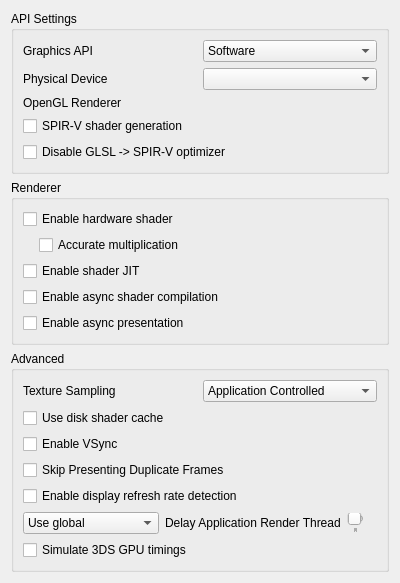
The window that src/citra_qt/configuration/configure_graphics.ui (azahar-emu/azahar) describes before a commit, drawn with Qt 5.
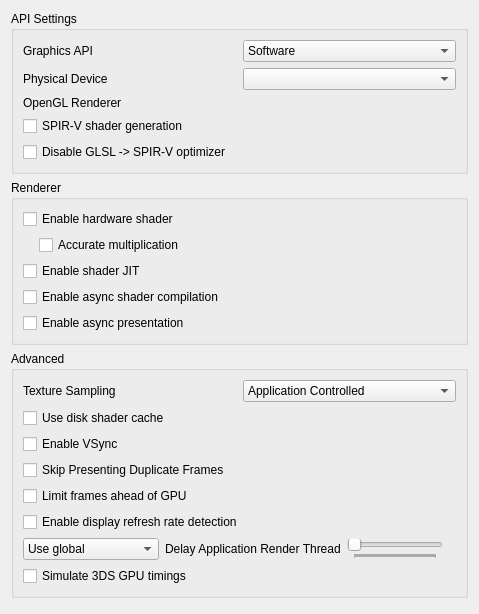
The same window after the commit.

Commit message:
Add setting for limiting frames ahead of GPU + Disable by default (#2793)
* add setting for limiting frames ahead of GPU with INI support

* removing logging

* clang-format

* change default to true

* add setting to android side with UI

* ui for desktop

* license headers

* Adjusted setting title and description

Additionally fixes the Qt frontend having an incorrect description for this setting

* Disable setting by default due to performance regressions

---------

```diff
--- a/src/citra_qt/configuration/configure_graphics.ui
+++ b/src/citra_qt/configuration/configure_graphics.ui
@@ -6,8 +6,8 @@
    <rect>
     <x>0</x>
     <y>0</y>
-    <width>400</width>
-    <height>559</height>
+    <width>479</width>
+    <height>614</height>
    </rect>
   </property>
   <property name="minimumSize">
@@ -324,6 +324,16 @@
         </property>
        </widget>
       </item>
+      <item>
+       <widget class="QCheckBox" name="toggle_limit_frames_ahead_of_gpu">
+        <property name="toolTip">
+         <string>&lt;html&gt;&lt;head/&gt;&lt;body&gt;&lt;p&gt;Limits how many frames ahead of the GPU the emulation thread can be. Enabling can decrease input latency, but may reduce performance.&lt;/p&gt;&lt;/body&gt;&lt;/html&gt;</string>
+        </property>
+        <property name="text">
+         <string>Limit frames ahead of GPU</string>
+        </property>
+       </widget>
+      </item>
       <item>
        <widget class="QCheckBox" name="toggle_display_refresh_rate_detection">
         <property name="toolTip">
```
Left out of the diff: 12 changed lines with no effect on the pictures. Lines whose indentation alone changed are shown as unchanged. The commit also changes 13 other files.
